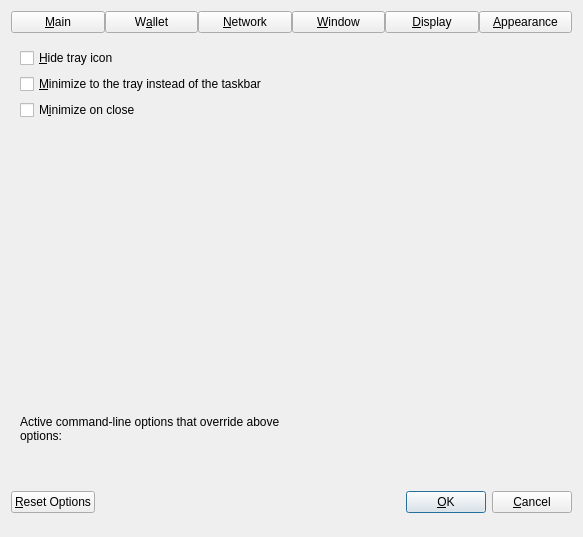
Qt form src/qt/forms/optionsdialog.ui (xdustinface/dash) before a commit.
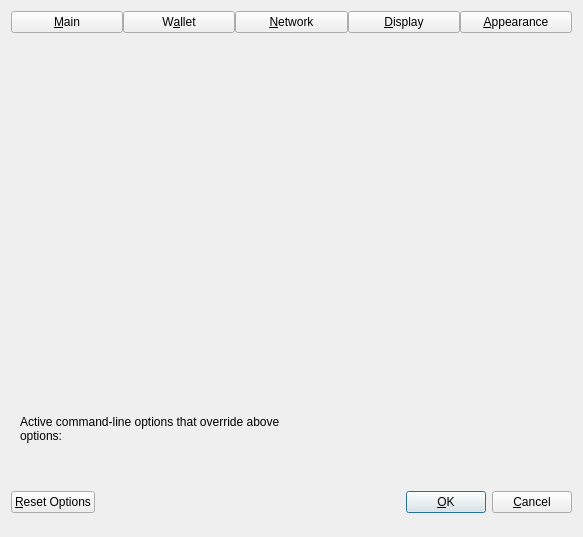
The same form after that commit. The open tabs and pages were chosen to show the change. Custom widgets are drawn as their Qt base class.

Commit message: Move "Window" tab options into "Main" tab, drop "Window" tab

```diff
--- a/src/qt/forms/optionsdialog.ui
+++ b/src/qt/forms/optionsdialog.ui
@@ -61,16 +61,6 @@
        </property>
       </widget>
      </item>
-     <item>
-      <widget class="QPushButton" name="btnWindow">
-       <property name="text">
-        <string>&amp;Window</string>
-       </property>
-       <property name="checkable">
-        <bool>true</bool>
-       </property>
-      </widget>
-     </item>
      <item>
       <widget class="QPushButton" name="btnDisplay">
        <property name="text">
@@ -116,6 +106,36 @@
          </property>
         </widget>
        </item>
+       <item>
+        <widget class="QCheckBox" name="hideTrayIcon">
+         <property name="toolTip">
+          <string>Hide the icon from the system tray.</string>
+         </property>
+         <property name="text">
+          <string>&amp;Hide tray icon</string>
+         </property>
+        </widget>
+       </item>
+       <item>
+        <widget class="QCheckBox" name="minimizeToTray">
+         <property name="toolTip">
+          <string>Show only a tray icon after minimizing the window.</string>
+         </property>
+         <property name="text">
+          <string>&amp;Minimize to the tray instead of the taskbar</string>
+         </property>
+        </widget>
+       </item>
+       <item>
+        <widget class="QCheckBox" name="minimizeOnClose">
+         <property name="toolTip">
+          <string>Minimize instead of exit the application when the window is closed. When this option is enabled, the application will be closed only after selecting Exit in the menu.</string>
+         </property>
+         <property name="text">
+          <string>M&amp;inimize on close</string>
+         </property>
+        </widget>
+       </item>
        <item>
         <layout class="QHBoxLayout" name="horizontalLayout_2_Main">
          <item>
@@ -661,53 +681,6 @@
        </item>
       </layout>
      </widget>
-     <widget class="QWidget" name="pageWindow">
-      <layout class="QVBoxLayout" name="verticalLayout_Window">
-       <item>
-        <widget class="QCheckBox" name="hideTrayIcon">
-         <property name="toolTip">
-          <string>Hide the icon from the system tray.</string>
-         </property>
-         <property name="text">
-          <string>&amp;Hide tray icon</string>
-         </property>
-        </widget>
-       </item>
-       <item>
-        <widget class="QCheckBox" name="minimizeToTray">
-         <property name="toolTip">
-          <string>Show only a tray icon after minimizing the window.</string>
-         </property>
-         <property name="text">
-          <string>&amp;Minimize to the tray instead of the taskbar</string>
-         </property>
-        </widget>
-       </item>
-       <item>
-        <widget class="QCheckBox" name="minimizeOnClose">
-         <property name="toolTip">
-          <string>Minimize instead of exit the application when the window is closed. When this option is enabled, the application will be closed only after selecting Exit in the menu.</string>
-         </property>
-         <property name="text">
-          <string>M&amp;inimize on close</string>
-         </property>
-        </widget>
-       </item>
-       <item>
-        <spacer name="verticalSpacer_Window">
-         <property name="orientation">
-          <enum>Qt::Vertical</enum>
-         </property>
-         <property name="sizeHint" stdset="0">
-          <size>
-           <width>20</width>
-           <height>40</height>
-          </size>
-         </property>
-        </spacer>
-       </item>
-      </layout>
-     </widget>
      <widget class="QWidget" name="pageDisplay">
       <layout class="QVBoxLayout" name="verticalLayout_Display">
        <item>
```
The commit also changes 5 other files.
